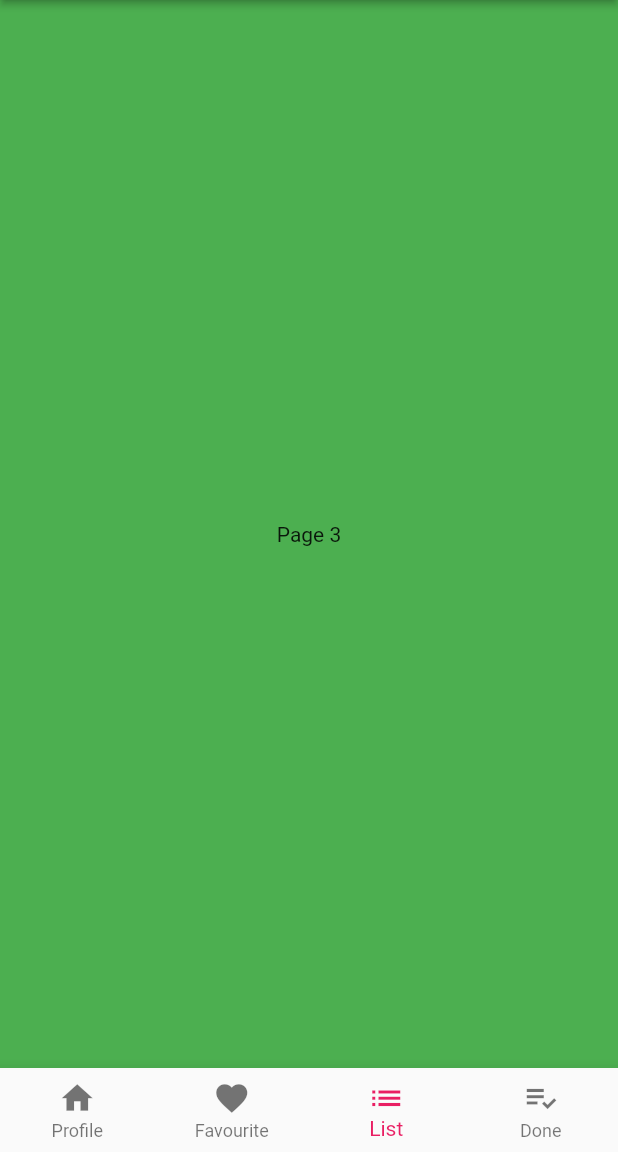
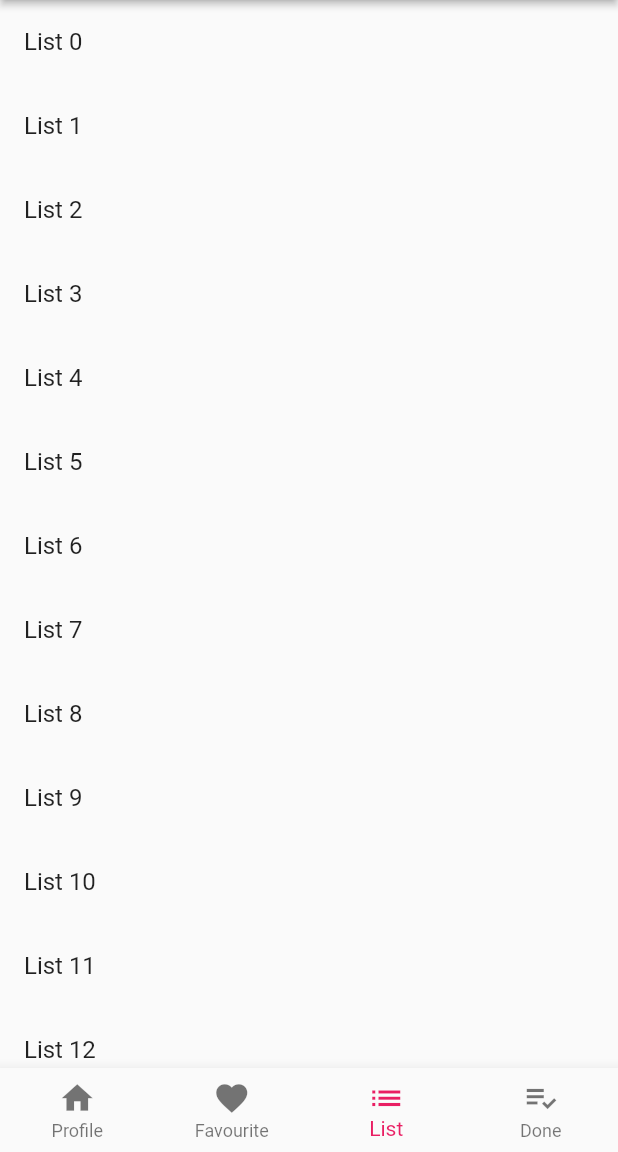
Before and after one commit to LaRuaNa/ruesy, a Flutter app: the screen it shows after launch, swiped to page 3, on a phone screen of 412 x 824 dp, the part 84-1236 px from its top. Run offline on Flutter 3.47's test engine with Material 2 defaults, Android fonts, the phone set to English and light mode, and no system bars.

Commit message:
pages split and structure improved

```diff
--- a/lib/main.dart
+++ b/lib/main.dart
@@ -1,8 +1,7 @@
 import 'package:flutter/material.dart';
 
-import 'package:ruesy/profile_screen.dart';
-import 'package:ruesy/card_screen.dart';
-import 'package:ruesy/round_icon_button.dart';
+import 'package:ruesy/screens/card_screen.dart';
+import 'package:ruesy/screens/home_screen.dart';
 
 void main() => runApp(new MyApp());
 
@@ -10,10 +9,10 @@ class MyApp extends StatelessWidget {
   @override
   Widget build(BuildContext context) {
     return MaterialApp(
-      title: 'Ruesy',
       theme: new ThemeData(
         primarySwatch: Colors.pink,
       ),
+      title: 'Ruesy',
       home: Home(),
       routes: <String, WidgetBuilder>{
         '/home': (BuildContext context) => Home(),
@@ -22,108 +21,3 @@ class MyApp extends StatelessWidget {
     );
   }
 }
-
-class Home extends StatefulWidget {
-  Home({Key key}) : super(key: key);
-
-  @override
-  _HomeState createState() => new _HomeState();
-}
-
-class _HomeState extends State<Home> {
-  final PageController pageController = new PageController();
-  int currentPageIndex = 0;
-
-  @override
-  Widget build(BuildContext context) {
-    return new Scaffold(
-        appBar: _buildAppBar(),
-        body: new PageView(
-          children: <Widget>[
-            PageOne(),
-            Container(
-                color: Colors.yellow, child: Center(child: Text('Page 2'))),
-            Container(
-                color: Colors.green, child: Center(child: Text('Page 3'))),
-          ],
-          controller: pageController,
-          onPageChanged: onPageChanged,
-        ),
-        bottomNavigationBar: _buildBottomBar());
-  }
-
-  Widget _buildAppBar() {
-    return new AppBar(
-      backgroundColor: Colors.white,
-      elevation: 2.0,
-      title: Text(
-        'Ruesy',
-        style: TextStyle(fontWeight: FontWeight.bold, color: Colors.pink),
-      ),
-      actions: <Widget>[
-        new IconButton(
-          icon: new Icon(
-            Icons.play_arrow,
-            color: Colors.pink,
-            size: 40.0,
-          ),
-          onPressed: () {
-            // TODO:
-          },
-        )
-      ],
-    );
-  }
-
-  Widget _buildBottomBar() {
-    final navigationItems = <BottomNavigationBarItem>[
-      BottomNavigationBarItem(icon: Icon(Icons.home), title: Text("Profile")),
-      BottomNavigationBarItem(
-          icon: Icon(Icons.favorite), title: Text("Favourite")),
-      BottomNavigationBarItem(icon: Icon(Icons.list), title: Text("List")),
-      BottomNavigationBarItem(
-          icon: Icon(Icons.playlist_add_check), title: Text("Done")),
-    ];
-
-    return BottomNavigationBar(
-      currentIndex: currentPageIndex,
-      items: navigationItems,
-      onTap: (index) {
-        setState(() {
-          // currentPageIndex = index;
-          pageController.animateToPage(index,
-              duration: const Duration(milliseconds: 300), curve: Curves.ease);
-        });
-      },
-      fixedColor: Colors.pink,
-      iconSize: 25.0,
-      type: BottomNavigationBarType.fixed,
-    );
-  }
-
-  void onPageChanged(index) {
-    setState(() {
-      currentPageIndex = index;
-    });
-  }
-}
-
-class PageOne extends StatelessWidget {
-  @override
-  Widget build(BuildContext context) {
-    return Container(
-      height: 500.0,
-      color: Colors.deepPurple,
-    );
-  }
-}
-
-class PageTwo extends StatelessWidget {
-  @override
-  Widget build(BuildContext context) {
-    return Container(
-      height: 500.0,
-      color: Colors.green,
-    );
-  }
-}
--- /dev/null
+++ b/lib/screens/home_screen.dart
@@ -0,0 +1,90 @@
+import 'package:flutter/material.dart';
+
+import 'package:ruesy/screens/profile_screen.dart';
+import 'package:ruesy/screens/favourite_screen.dart';
+import 'package:ruesy/screens/list_screen.dart';
+import 'package:ruesy/screens/done_screen.dart';
+
+class Home extends StatefulWidget {
+  Home({Key key}) : super(key: key);
+
+  @override
+  _HomeState createState() => new _HomeState();
+}
+
+class _HomeState extends State<Home> {
+  final PageController pageController = new PageController();
+  int currentPageIndex = 0;
+
+  @override
+  Widget build(BuildContext context) {
+    return new Scaffold(
+        appBar: _buildAppBar(),
+        body: new PageView(
+          children: <Widget>[
+            ProfileScreen(),
+            FavouriteScreen(),
+            ListScreen(),
+            DoneScreen(),
+          ],
+          controller: pageController,
+          onPageChanged: onPageChanged,
+        ),
+        bottomNavigationBar: _buildBottomBar());
+  }
+
+  Widget _buildAppBar() {
+    return new AppBar(
+      backgroundColor: Colors.white,
+      elevation: 2.0,
+      automaticallyImplyLeading: false,
+      title: Text(
+        'Ruesy',
+        style: TextStyle(fontWeight: FontWeight.bold, color: Colors.pink),
+      ),
+      actions: <Widget>[
+        new IconButton(
+          icon: new Icon(
+            Icons.play_arrow,
+            color: Colors.pink,
+            size: 40.0,
+          ),
+          onPressed: () {
+            Navigator.pushNamed(context, '/card');
+          },
+        )
+      ],
+    );
+  }
+
+  Widget _buildBottomBar() {
+    final navigationItems = <BottomNavigationBarItem>[
+      BottomNavigationBarItem(icon: Icon(Icons.home), title: Text("Profile")),
+      BottomNavigationBarItem(
+          icon: Icon(Icons.favorite), title: Text("Favourite")),
+      BottomNavigationBarItem(icon: Icon(Icons.list), title: Text("List")),
+      BottomNavigationBarItem(
+          icon: Icon(Icons.playlist_add_check), title: Text("Done")),
+    ];
+
+    return BottomNavigationBar(
+      currentIndex: currentPageIndex,
+      items: navigationItems,
+      onTap: (index) {
+        setState(() {
+          pageController.animateToPage(index,
+              duration: const Duration(milliseconds: 300), curve: Curves.ease);
+        });
+      },
+      fixedColor: Colors.pink,
+      iconSize: 25.0,
+      type: BottomNavigationBarType.fixed,
+    );
+  }
+
+  void onPageChanged(index) {
+    setState(() {
+      currentPageIndex = index;
+    });
+  }
+}
--- /dev/null
+++ b/lib/screens/list_screen.dart
@@ -0,0 +1,22 @@
+import 'package:flutter/material.dart';
+
+class ListScreen extends StatelessWidget {
+  @override
+  Widget build(BuildContext context) {
+    return Container(
+      child: _buildFavouriteList(),
+    );
+  }
+
+  Widget _buildFavouriteList() {
+    final items = List<String>.generate(10000, (i) => "List $i");
+    return ListView.builder(
+      itemCount: items.length,
+      itemBuilder: (context, index) {
+        return ListTile(
+          title: Text('${items[index]}'),
+        );
+      },
+    );
+  }
+}
```
Also changed, not shown: lib/screens/card_screen.dart (renamed from lib/card_screen.dart, +12 -30 lines), lib/screens/done_screen.dart (added, +22 -0 lines), lib/screens/favourite_screen.dart (added, +22 -0 lines), lib/screens/profile_screen.dart (renamed from lib/profile_screen.dart, +2 -33 lines), lib/components/round_icon_button.dart (renamed from lib/round_icon_button.dart), pubspec.lock, 1 other file.
